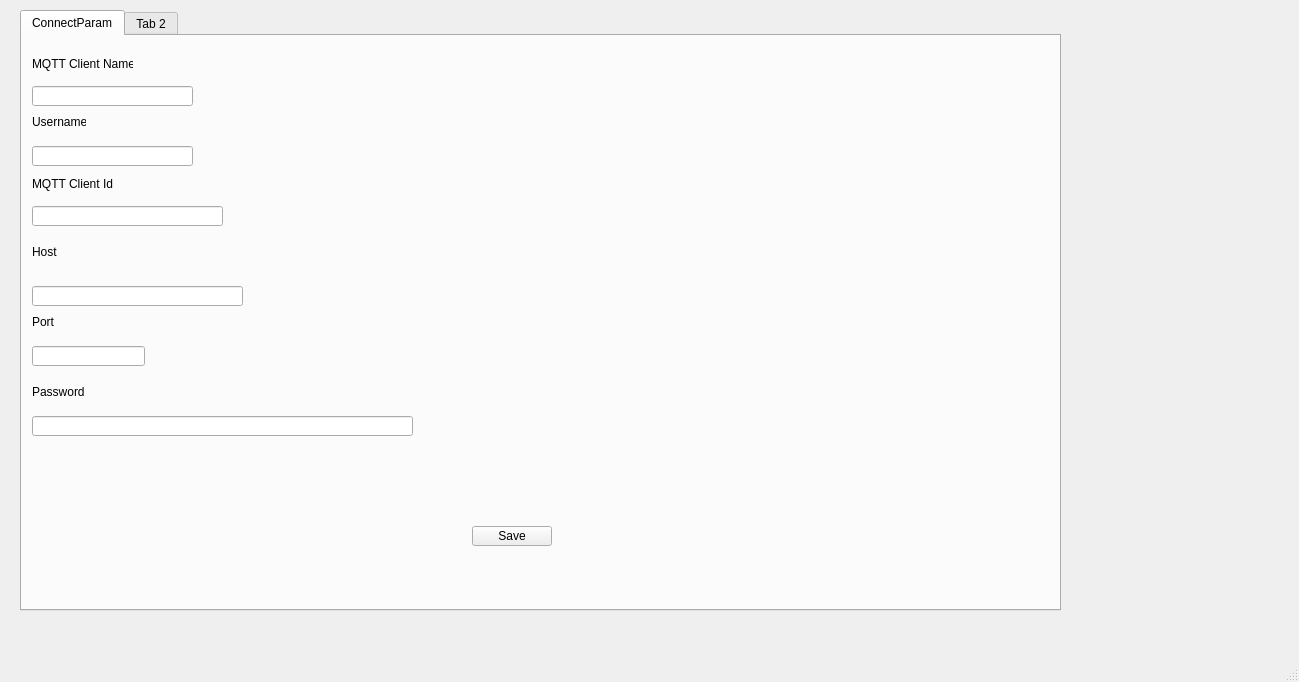
lixuanhua2015/mqttclient, file mainwindow.ui: the form before one commit.
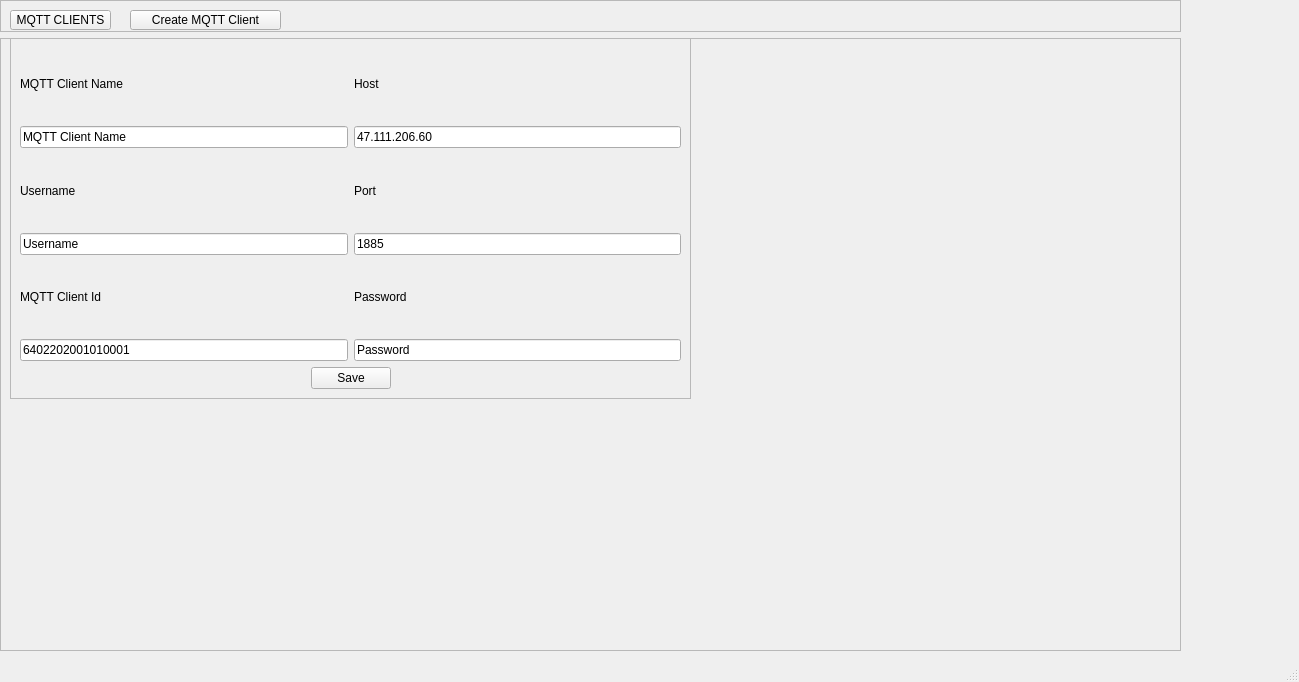
The form after the commit.

Commit message: 新增管理客户端界面和创建MQTT客户端按钮

Patch:
```diff
--- a/mainwindow.ui
+++ b/mainwindow.ui
@@ -14,176 +14,328 @@
    <string>MainWindow</string>
   </property>
   <widget class="QWidget" name="centralwidget">
-   <widget class="QTabWidget" name="tabWidget">
+   <widget class="QWidget" name="layoutWidget">
     <property name="geometry">
      <rect>
-      <x>20</x>
-      <y>10</y>
-      <width>1041</width>
-      <height>601</height>
+      <x>0</x>
+      <y>0</y>
+      <width>1181</width>
+      <height>651</height>
      </rect>
     </property>
-    <widget class="QWidget" name="tab">
-     <attribute name="title">
-      <string>ConnectParam</string>
-     </attribute>
-     <widget class="QLabel" name="label">
-      <property name="geometry">
-       <rect>
-        <x>10</x>
-        <y>20</y>
-        <width>101</width>
-        <height>16</height>
-       </rect>
-      </property>
-      <property name="text">
-       <string>MQTT Client Name</string>
-      </property>
-     </widget>
-     <widget class="QLineEdit" name="lineEdit_clientName">
-      <property name="geometry">
-       <rect>
-        <x>10</x>
-        <y>50</y>
-        <width>161</width>
-        <height>20</height>
-       </rect>
-      </property>
-     </widget>
-     <widget class="QLabel" name="label_2">
-      <property name="geometry">
-       <rect>
-        <x>10</x>
-        <y>80</y>
-        <width>54</width>
-        <height>12</height>
-       </rect>
-      </property>
-      <property name="text">
-       <string>Username</string>
-      </property>
-     </widget>
-     <widget class="QLineEdit" name="lineEdit_username">
-      <property name="geometry">
-       <rect>
-        <x>10</x>
-        <y>110</y>
-        <width>161</width>
-        <height>20</height>
-       </rect>
-      </property>
-     </widget>
-     <widget class="QLabel" name="label_3">
-      <property name="geometry">
-       <rect>
-        <x>10</x>
-        <y>140</y>
-        <width>101</width>
-        <height>16</height>
-       </rect>
-      </property>
-      <property name="text">
-       <string>MQTT Client Id</string>
-      </property>
-     </widget>
-     <widget class="QLineEdit" name="lineEdit_clientId">
-      <property name="geometry">
-       <rect>
-        <x>10</x>
-        <y>170</y>
-        <width>191</width>
-        <height>20</height>
-       </rect>
-      </property>
-     </widget>
-     <widget class="QLabel" name="label_4">
-      <property name="geometry">
-       <rect>
-        <x>10</x>
-        <y>210</y>
-        <width>54</width>
-        <height>12</height>
-       </rect>
-      </property>
-      <property name="text">
-       <string>Host</string>
-      </property>
-     </widget>
-     <widget class="QLineEdit" name="lineEdit_host">
-      <property name="geometry">
-       <rect>
-        <x>10</x>
-        <y>250</y>
-        <width>211</width>
-        <height>20</height>
-       </rect>
-      </property>
-     </widget>
-     <widget class="QLineEdit" name="lineEdit_port">
-      <property name="geometry">
-       <rect>
-        <x>10</x>
-        <y>310</y>
-        <width>113</width>
-        <height>20</height>
-       </rect>
-      </property>
-     </widget>
-     <widget class="QLabel" name="label_5">
-      <property name="geometry">
-       <rect>
-        <x>10</x>
-        <y>280</y>
-        <width>54</width>
-        <height>12</height>
-       </rect>
-      </property>
-      <property name="text">
-       <string>Port</string>
-      </property>
-     </widget>
-     <widget class="QLabel" name="label_6">
-      <property name="geometry">
-       <rect>
-        <x>10</x>
-        <y>350</y>
-        <width>54</width>
-        <height>12</height>
-       </rect>
-      </property>
-      <property name="text">
-       <string>Password</string>
-      </property>
-     </widget>
-     <widget class="QLineEdit" name="lineEdit_password">
-      <property name="geometry">
-       <rect>
-        <x>10</x>
-        <y>380</y>
-        <width>381</width>
-        <height>20</height>
-       </rect>
-      </property>
-     </widget>
-     <widget class="QPushButton" name="pushButton_saveParam">
-      <property name="geometry">
-       <rect>
-        <x>450</x>
-        <y>490</y>
-        <width>80</width>
-        <height>20</height>
-       </rect>
-      </property>
-      <property name="text">
-       <string>Save</string>
-      </property>
-     </widget>
-    </widget>
-    <widget class="QWidget" name="tab_2">
-     <attribute name="title">
-      <string>Tab 2</string>
-     </attribute>
-    </widget>
+    <layout class="QVBoxLayout" name="verticalLayout_7" stretch="1,19">
+     <item>
+      <widget class="QFrame" name="frame_menuButton">
+       <property name="frameShape">
+        <enum>QFrame::StyledPanel</enum>
+       </property>
+       <property name="frameShadow">
+        <enum>QFrame::Raised</enum>
+       </property>
+       <widget class="QPushButton" name="pushButton_mqttClients">
+        <property name="geometry">
+         <rect>
+          <x>10</x>
+          <y>10</y>
+          <width>101</width>
+          <height>20</height>
+         </rect>
+        </property>
+        <property name="text">
+         <string>MQTT CLIENTS</string>
+        </property>
+       </widget>
+       <widget class="QPushButton" name="pushButton_createMqttClient">
+        <property name="geometry">
+         <rect>
+          <x>130</x>
+          <y>10</y>
+          <width>151</width>
+          <height>20</height>
+         </rect>
+        </property>
+        <property name="text">
+         <string>Create MQTT Client</string>
+        </property>
+       </widget>
+      </widget>
+     </item>
+     <item>
+      <widget class="QFrame" name="frame_mainWindow">
+       <property name="frameShape">
+        <enum>QFrame::StyledPanel</enum>
+       </property>
+       <property name="frameShadow">
+        <enum>QFrame::Raised</enum>
+       </property>
+       <widget class="QFrame" name="frame_setParam">
+        <property name="geometry">
+         <rect>
+          <x>10</x>
+          <y>0</y>
+          <width>681</width>
+          <height>361</height>
+         </rect>
+        </property>
+        <property name="frameShape">
+         <enum>QFrame::StyledPanel</enum>
+        </property>
+        <property name="frameShadow">
+         <enum>QFrame::Raised</enum>
+        </property>
+        <layout class="QGridLayout" name="gridLayout">
+         <item row="0" column="0">
+          <layout class="QVBoxLayout" name="verticalLayout">
+           <item>
+            <layout class="QHBoxLayout" name="horizontalLayout">
+             <item>
+              <widget class="QLabel" name="label">
+               <property name="text">
+                <string>MQTT Client Name</string>
+               </property>
+              </widget>
+             </item>
+             <item>
+              <spacer name="horizontalSpacer">
+               <property name="orientation">
+                <enum>Qt::Horizontal</enum>
+               </property>
+               <property name="sizeHint" stdset="0">
+                <size>
+                 <width>40</width>
+                 <height>20</height>
+                </size>
+               </property>
+              </spacer>
+             </item>
+            </layout>
+           </item>
+           <item>
+            <widget class="QLineEdit" name="lineEdit_clientName">
+             <property name="text">
+              <string>MQTT Client Name</string>
+             </property>
+            </widget>
+           </item>
+          </layout>
+         </item>
+         <item row="0" column="1">
+          <layout class="QVBoxLayout" name="verticalLayout_4">
+           <item>
+            <layout class="QHBoxLayout" name="horizontalLayout_4">
+             <item>
+              <widget class="QLabel" name="label_4">
+               <property name="text">
+                <string>Host</string>
+               </property>
+              </widget>
+             </item>
+             <item>
+              <spacer name="horizontalSpacer_4">
+               <property name="orientation">
+                <enum>Qt::Horizontal</enum>
+               </property>
+               <property name="sizeHint" stdset="0">
+                <size>
+                 <width>40</width>
+                 <height>20</height>
+                </size>
+               </property>
+              </spacer>
+             </item>
+            </layout>
+           </item>
+           <item>
+            <widget class="QLineEdit" name="lineEdit_host">
+             <property name="text">
+              <string>47.111.206.60</string>
+             </property>
+            </widget>
+           </item>
+          </layout>
+         </item>
+         <item row="1" column="0">
+          <layout class="QVBoxLayout" name="verticalLayout_2">
+           <item>
+            <layout class="QHBoxLayout" name="horizontalLayout_2">
+             <item>
+              <widget class="QLabel" name="label_2">
+               <property name="text">
+                <string>Username</string>
+               </property>
+              </widget>
+             </item>
+             <item>
+              <spacer name="horizontalSpacer_2">
+               <property name="orientation">
+                <enum>Qt::Horizontal</enum>
+               </property>
+               <property name="sizeHint" stdset="0">
+                <size>
+                 <width>40</width>
+                 <height>20</height>
+                </size>
+               </property>
+              </spacer>
+             </item>
+            </layout>
+           </item>
+           <item>
+            <widget class="QLineEdit" name="lineEdit_username">
+             <property name="text">
+              <string>Username</string>
+             </property>
+            </widget>
+           </item>
+          </layout>
+         </item>
+         <item row="1" column="1">
+          <layout class="QVBoxLayout" name="verticalLayout_5">
+           <item>
+            <layout class="QHBoxLayout" name="horizontalLayout_5">
+             <item>
+              <widget class="QLabel" name="label_5">
+               <property name="text">
+                <string>Port</string>
+               </property>
+              </widget>
+             </item>
+             <item>
+              <spacer name="horizontalSpacer_5">
+               <property name="orientation">
+                <enum>Qt::Horizontal</enum>
+               </property>
+               <property name="sizeHint" stdset="0">
+                <size>
+                 <width>40</width>
+                 <height>20</height>
+                </size>
+               </property>
+              </spacer>
+             </item>
+            </layout>
+           </item>
+           <item>
+            <widget class="QLineEdit" name="lineEdit_port">
+             <property name="text">
+              <string>1885</string>
+             </property>
+            </widget>
+           </item>
+          </layout>
+         </item>
+         <item row="2" column="0">
+          <layout class="QVBoxLayout" name="verticalLayout_3">
+           <item>
+            <layout class="QHBoxLayout" name="horizontalLayout_3">
+             <item>
+              <widget class="QLabel" name="label_3">
+               <property name="text">
+                <string>MQTT Client Id</string>
+               </property>
+              </widget>
+             </item>
+             <item>
+              <spacer name="horizontalSpacer_3">
+               <property name="orientation">
+                <enum>Qt::Horizontal</enum>
+               </property>
+               <property name="sizeHint" stdset="0">
+                <size>
+                 <width>40</width>
+                 <height>20</height>
+                </size>
+               </property>
+              </spacer>
+             </item>
+            </layout>
+           </item>
+           <item>
+            <widget class="QLineEdit" name="lineEdit_clientId">
+             <property name="text">
+              <string>6402202001010001</string>
+             </property>
+            </widget>
+           </item>
+          </layout>
+         </item>
+         <item row="2" column="1">
+          <layout class="QVBoxLayout" name="verticalLayout_6">
+           <item>
+            <layout class="QHBoxLayout" name="horizontalLayout_6">
+             <item>
+              <widget class="QLabel" name="label_6">
+               <property name="text">
+                <string>Password</string>
+               </property>
+              </widget>
+             </item>
+             <item>
+              <spacer name="horizontalSpacer_6">
+               <property name="orientation">
+                <enum>Qt::Horizontal</enum>
+               </property>
+               <property name="sizeHint" stdset="0">
+                <size>
+                 <width>40</width>
+                 <height>20</height>
+                </size>
+               </property>
+              </spacer>
+             </item>
+            </layout>
+           </item>
+           <item>
+            <widget class="QLineEdit" name="lineEdit_password">
+             <property name="text">
+              <string>Password</string>
+             </property>
+            </widget>
+           </item>
+          </layout>
+         </item>
+         <item row="3" column="0" colspan="2">
+          <layout class="QHBoxLayout" name="horizontalLayout_7">
+           <item>
+            <spacer name="horizontalSpacer_7">
+             <property name="orientation">
+              <enum>Qt::Horizontal</enum>
+             </property>
+             <property name="sizeHint" stdset="0">
+              <size>
+               <width>40</width>
+               <height>20</height>
+              </size>
+             </property>
+            </spacer>
+           </item>
+           <item>
+            <widget class="QPushButton" name="pushButton_saveParam">
+             <property name="text">
+              <string>Save</string>
+             </property>
+            </widget>
+           </item>
+           <item>
+            <spacer name="horizontalSpacer_8">
+             <property name="orientation">
+              <enum>Qt::Horizontal</enum>
+             </property>
+             <property name="sizeHint" stdset="0">
+              <size>
+               <width>40</width>
+               <height>20</height>
+              </size>
+             </property>
+            </spacer>
+           </item>
+          </layout>
+         </item>
+        </layout>
+       </widget>
+      </widget>
+     </item>
+    </layout>
    </widget>
   </widget>
   <widget class="QMenuBar" name="menubar">
```
The commit also changes 10 other files.
